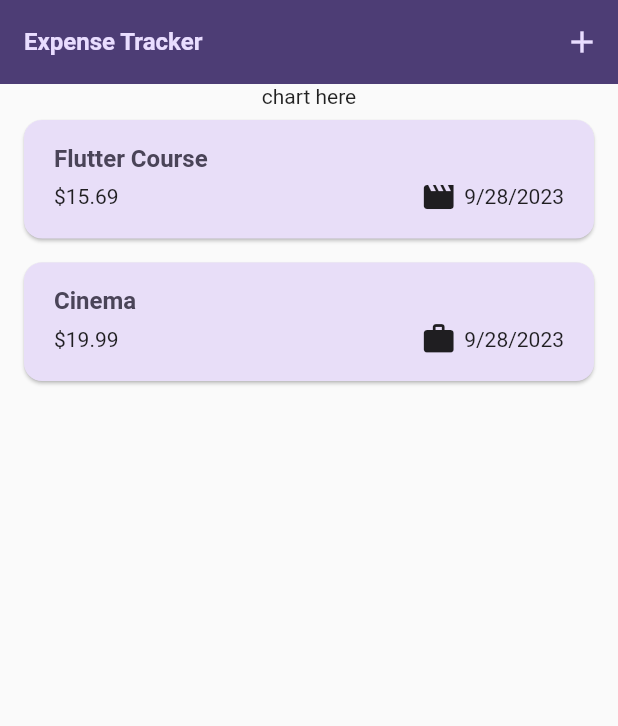
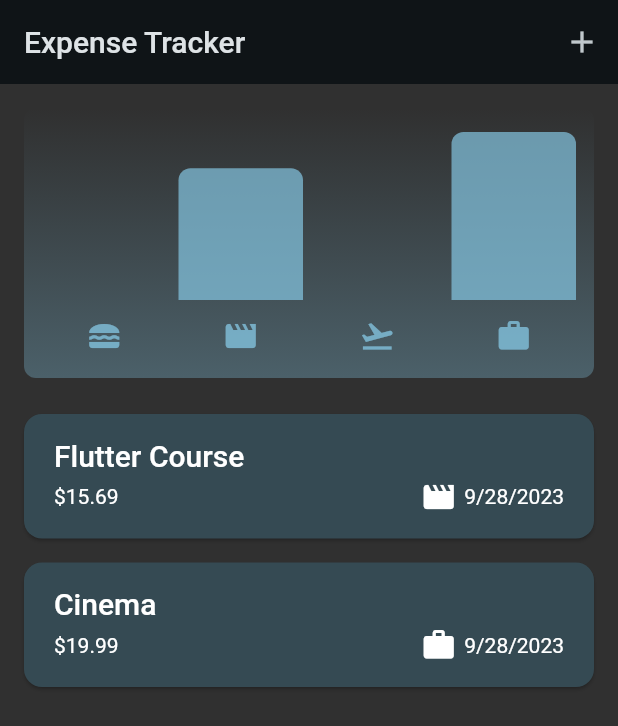
Before and after one commit to saurabhmirajkar/expense_tracker, a Flutter app: the screen it shows after launch, on a phone screen of 412 x 824 dp. Shown: the top 726 px of the screen. Run offline on Flutter 3.47's test engine with Material 2 defaults, Android fonts, the phone set to English and light mode, and no system bars.

Commit message:
added chart

```diff
--- a/lib/main.dart
+++ b/lib/main.dart
@@ -55,7 +55,7 @@ void main() => runApp(
                 ),
               ),
         ),
-        // themeMode: ThemeMode.dark,
+        themeMode: ThemeMode.dark,
         home: const Expenses(),
       ),
     );
--- a/lib/models/expense.dart
+++ b/lib/models/expense.dart
@@ -33,3 +33,24 @@ class Expense {
     return formatter.format(date);
   }
 }
+
+class ExpenseBucket {
+  ExpenseBucket({required this.category, required this.expenses});
+
+  // alternative constructor
+  ExpenseBucket.forCategory(List<Expense> allExpenses, this.category)
+      : expenses = allExpenses
+            .where((expense) => expense.category == category)
+            .toList();
+
+  final Category category;
+  final List<Expense> expenses;
+
+  double get totalExpenses {
+    double sum = 0;
+    for (final expense in expenses) {
+      sum += expense.amount;
+    }
+    return sum;
+  }
+}
--- /dev/null
+++ b/lib/widgets/chart/chart.dart
@@ -0,0 +1,95 @@
+import 'package:flutter/material.dart';
+
+import 'package:expense_tracker/widgets/chart/chart_bar.dart';
+import 'package:expense_tracker/models/expense.dart';
+
+class Chart extends StatelessWidget {
+  const Chart({super.key, required this.expenses});
+
+  final List<Expense> expenses;
+
+  List<ExpenseBucket> get buckets {
+    return [
+      ExpenseBucket.forCategory(expenses, Category.food),
+      ExpenseBucket.forCategory(expenses, Category.leisure),
+      ExpenseBucket.forCategory(expenses, Category.travel),
+      ExpenseBucket.forCategory(expenses, Category.work),
+    ];
+  }
+
+  double get maxTotalExpense {
+    double maxTotalExpense = 0;
+
+    for (final bucket in buckets) {
+      if (bucket.totalExpenses > maxTotalExpense) {
+        maxTotalExpense = bucket.totalExpenses;
+      }
+    }
+
+    return maxTotalExpense;
+  }
+
+  @override
+  Widget build(BuildContext context) {
+    final isDarkMode =
+        MediaQuery.of(context).platformBrightness == Brightness.dark;
+    return Container(
+      margin: const EdgeInsets.all(16),
+      padding: const EdgeInsets.symmetric(
+        vertical: 16,
+        horizontal: 8,
+      ),
+      width: double.infinity,
+      height: 180,
+      decoration: BoxDecoration(
+        borderRadius: BorderRadius.circular(8),
+        gradient: LinearGradient(
+          colors: [
+            Theme.of(context).colorScheme.primary.withOpacity(0.3),
+            Theme.of(context).colorScheme.primary.withOpacity(0.0)
+          ],
+          begin: Alignment.bottomCenter,
+          end: Alignment.topCenter,
+        ),
+      ),
+      child: Column(
+        children: [
+          Expanded(
+            child: Row(
+              crossAxisAlignment: CrossAxisAlignment.end,
+              children: [
+                for (final bucket in buckets) // alternative to map()
+                  ChartBar(
+                    fill: bucket.totalExpenses == 0
+                        ? 0
+                        : bucket.totalExpenses / maxTotalExpense,
+                  )
+              ],
+            ),
+          ),
+          const SizedBox(height: 12),
+          Row(
+            children: buckets
+                .map(
+                  (bucket) => Expanded(
+                    child: Padding(
+                      padding: const EdgeInsets.symmetric(horizontal: 4),
+                      child: Icon(
+                        categoryIcons[bucket.category],
+                        color: isDarkMode
+                            ? Theme.of(context).colorScheme.secondary
+                            : Theme.of(context)
+                                .colorScheme
+                                .primary
+                                .withOpacity(0.7),
+                      ),
+                    ),
+                  ),
+                )
+                .toList(),
+          )
+        ],
+      ),
+    );
+  }
+}
--- /dev/null
+++ b/lib/widgets/chart/chart_bar.dart
@@ -0,0 +1,34 @@
+import 'package:flutter/material.dart';
+
+class ChartBar extends StatelessWidget {
+  const ChartBar({
+    super.key,
+    required this.fill,
+  });
+
+  final double fill;
+
+  @override
+  Widget build(BuildContext context) {
+    final isDarkMode =
+        MediaQuery.of(context).platformBrightness == Brightness.dark;
+    return Expanded(
+      child: Padding(
+        padding: const EdgeInsets.symmetric(horizontal: 4),
+        child: FractionallySizedBox(
+          heightFactor: fill,
+          child: DecoratedBox(
+            decoration: BoxDecoration(
+              shape: BoxShape.rectangle,
+              borderRadius:
+                  const BorderRadius.vertical(top: Radius.circular(8)),
+              color: isDarkMode
+                  ? Theme.of(context).colorScheme.secondary
+                  : Theme.of(context).colorScheme.primary.withOpacity(0.65),
+            ),
+          ),
+        ),
+      ),
+    );
+  }
+}
--- a/lib/widgets/expenses.dart
+++ b/lib/widgets/expenses.dart
@@ -1,5 +1,6 @@
 import 'dart:math';
 
+import 'package:expense_tracker/widgets/chart/chart.dart';
 import 'package:expense_tracker/widgets/expenses_list/expense_list.dart';
 import 'package:expense_tracker/models/expense.dart';
 import 'package:expense_tracker/widgets/new_expense.dart';
@@ -87,7 +88,7 @@ class _ExpensesState extends State<Expenses> {
       ),
       body: Column(
         children: [
-          const Text('chart here'),
+          Chart(expenses: _registeredExpenses),
           Expanded(
             child: mainContent,
           ),
```
